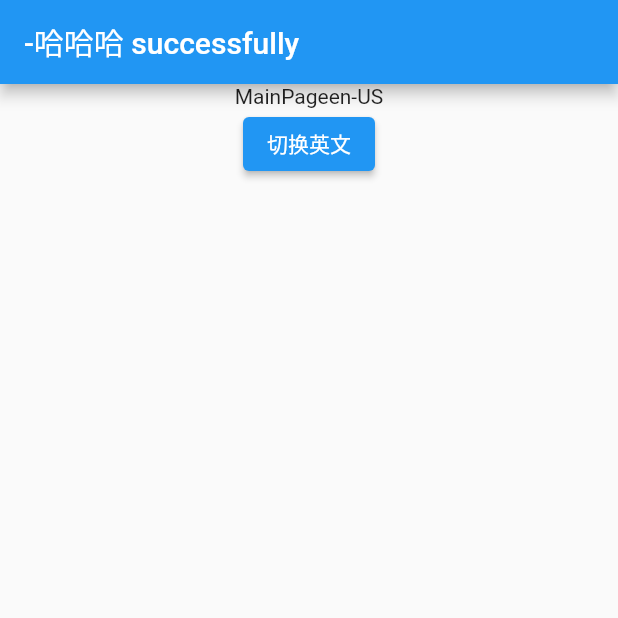
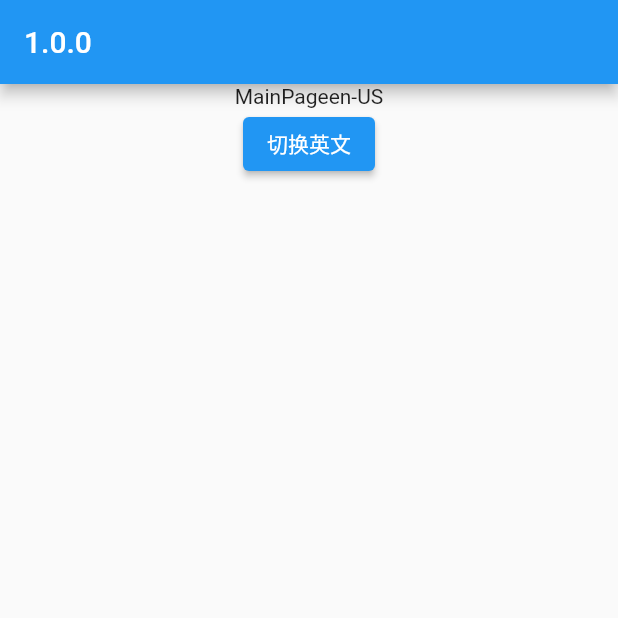
Before and after one commit to mjmandroid/flutter_woo_commerce_getx_learn, a Flutter app: the screen it shows after launch, on a phone screen of 412 x 824 dp, the top half of it. Run offline on Flutter 3.47's test engine with Material 2 defaults, Android fonts, the phone set to English and light mode, and no system bars; our stand-ins replace get, package_info_plus, shared_preferences.

Commit message:
[优化]

```diff
--- a/lib/global.dart
+++ b/lib/global.dart
@@ -8,10 +8,11 @@ class Global {
   static Future<void> init() async {
     WidgetsFlutterBinding.ensureInitialized();
 
-    Get.put<ConfigService>(ConfigService());
     await Future.wait([
+      Get.putAsync(() async => ConfigService().init()),
       Store().init(),
-      Get.putAsync(() async => ConfigService().init()),
     ]).whenComplete(() => {});
+
+    ConfigService.to.initLocale();
   }
 }
--- a/lib/pages/system/main/main_view.dart
+++ b/lib/pages/system/main/main_view.dart
@@ -51,11 +51,7 @@ class _MainViewGetX extends GetView<MainController> {
       id: "main",
       builder: (_) {
         return Scaffold(
-          appBar: AppBar(
-              title: Text(ConfigService.to.version +
-                  "${LocaleKeys.commonMessageSuccess.trParams({
-                        'method': '哈哈哈'
-                      })}")),
+          appBar: AppBar(title: Text(ConfigService.to.version)),
           body: SafeArea(
             child: _buildView(),
           ),
--- a/pubspec.yaml
+++ b/pubspec.yaml
@@ -41,6 +41,9 @@ dependencies:
   shared_preferences: ^2.2.0
   flutter_localizations:
     sdk: flutter
+  dio: ^5.3.1
+  dio_cookie_manager: ^3.1.0
+  cookie_jar: ^4.0.8
 dev_dependencies:
   flutter_test:
     sdk: flutter
```
Also changed, not shown: lib/common/services/config.dart (+6 -1 lines), pubspec.lock.
